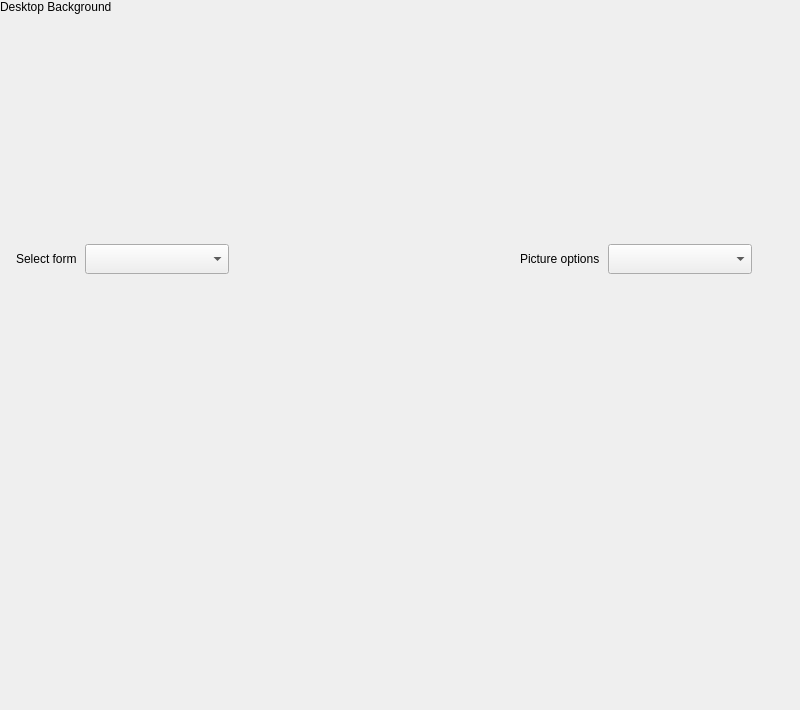
First picture: the form in plugins/personalized/wallpaper/wallpaper.ui, repository ukui/ukui-control-center, before the edit.
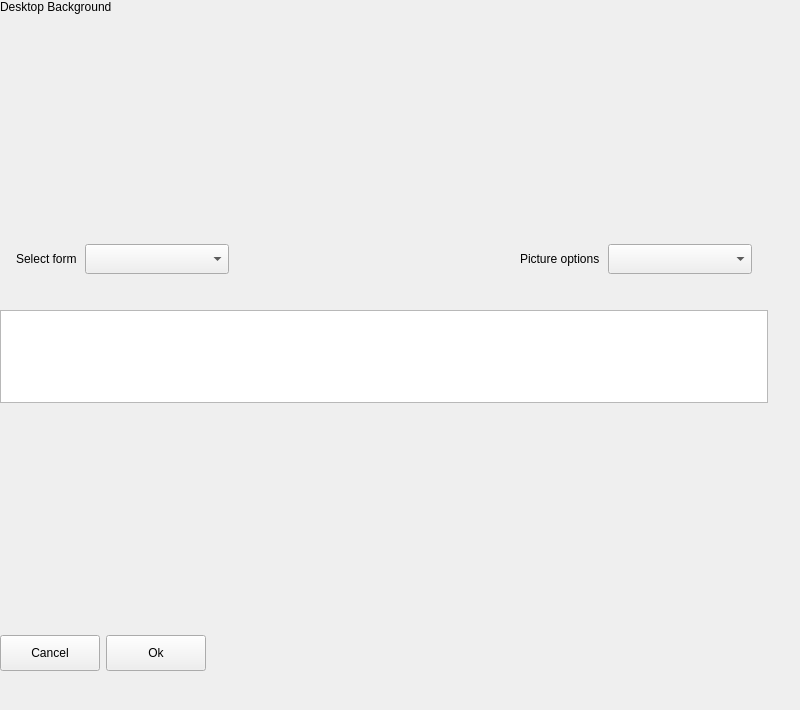
Second picture: the form after the edit. The open tabs and pages were chosen to show the change.

Diff of the .ui file:
```diff
--- a/plugins/personalized/wallpaper/wallpaper.ui
+++ b/plugins/personalized/wallpaper/wallpaper.ui
@@ -362,7 +362,176 @@
        </item>
       </layout>
      </widget>
-     <widget class="QWidget" name="colorPage"/>
+     <widget class="QWidget" name="colorPage">
+      <layout class="QVBoxLayout" name="verticalLayout_5">
+       <property name="spacing">
+        <number>0</number>
+       </property>
+       <property name="leftMargin">
+        <number>0</number>
+       </property>
+       <property name="topMargin">
+        <number>0</number>
+       </property>
+       <property name="rightMargin">
+        <number>0</number>
+       </property>
+       <property name="bottomMargin">
+        <number>0</number>
+       </property>
+       <item>
+        <layout class="QVBoxLayout" name="verticalLayout_4">
+         <property name="spacing">
+          <number>2</number>
+         </property>
+         <property name="topMargin">
+          <number>24</number>
+         </property>
+         <property name="bottomMargin">
+          <number>9</number>
+         </property>
+         <item>
+          <widget class="QListWidget" name="colorListWidget"/>
+         </item>
+         <item>
+          <spacer name="verticalSpacer_4">
+           <property name="orientation">
+            <enum>Qt::Vertical</enum>
+           </property>
+           <property name="sizeType">
+            <enum>QSizePolicy::Fixed</enum>
+           </property>
+           <property name="sizeHint" stdset="0">
+            <size>
+             <width>20</width>
+             <height>14</height>
+            </size>
+           </property>
+          </spacer>
+         </item>
+         <item>
+          <widget class="QWidget" name="widget" native="true">
+           <property name="minimumSize">
+            <size>
+             <width>0</width>
+             <height>60</height>
+            </size>
+           </property>
+           <property name="maximumSize">
+            <size>
+             <width>16777215</width>
+             <height>60</height>
+            </size>
+           </property>
+          </widget>
+         </item>
+         <item>
+          <widget class="QWidget" name="widget_2" native="true">
+           <property name="minimumSize">
+            <size>
+             <width>0</width>
+             <height>60</height>
+            </size>
+           </property>
+           <property name="maximumSize">
+            <size>
+             <width>16777215</width>
+             <height>60</height>
+            </size>
+           </property>
+          </widget>
+         </item>
+         <item>
+          <widget class="QWidget" name="widget_3" native="true">
+           <property name="minimumSize">
+            <size>
+             <width>0</width>
+             <height>60</height>
+            </size>
+           </property>
+           <property name="maximumSize">
+            <size>
+             <width>16777215</width>
+             <height>60</height>
+            </size>
+           </property>
+          </widget>
+         </item>
+         <item>
+          <spacer name="verticalSpacer_3">
+           <property name="orientation">
+            <enum>Qt::Vertical</enum>
+           </property>
+           <property name="sizeType">
+            <enum>QSizePolicy::Fixed</enum>
+           </property>
+           <property name="sizeHint" stdset="0">
+            <size>
+             <width>20</width>
+             <height>30</height>
+            </size>
+           </property>
+          </spacer>
+         </item>
+         <item>
+          <layout class="QHBoxLayout" name="horizontalLayout_5">
+           <item>
+            <widget class="QPushButton" name="pushButton">
+             <property name="minimumSize">
+              <size>
+               <width>100</width>
+               <height>36</height>
+              </size>
+             </property>
+             <property name="maximumSize">
+              <size>
+               <width>100</width>
+               <height>36</height>
+              </size>
+             </property>
+             <property name="text">
+              <string>Cancel</string>
+             </property>
+            </widget>
+           </item>
+           <item>
+            <widget class="QPushButton" name="pushButton_2">
+             <property name="minimumSize">
+              <size>
+               <width>100</width>
+               <height>36</height>
+              </size>
+             </property>
+             <property name="maximumSize">
+              <size>
+               <width>100</width>
+               <height>36</height>
+              </size>
+             </property>
+             <property name="text">
+              <string>Ok</string>
+             </property>
+            </widget>
+           </item>
+           <item>
+            <spacer name="horizontalSpacer_4">
+             <property name="orientation">
+              <enum>Qt::Horizontal</enum>
+             </property>
+             <property name="sizeHint" stdset="0">
+              <size>
+               <width>40</width>
+               <height>20</height>
+              </size>
+             </property>
+            </spacer>
+           </item>
+          </layout>
+         </item>
+        </layout>
+       </item>
+      </layout>
+     </widget>
     </widget>
    </item>
   </layout>
```
Left out of the diff: 20 changed lines with no effect on the pictures.
